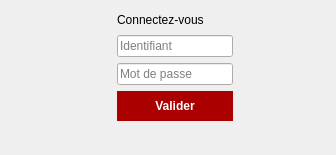
Before: the Qt Designer form login.ui in faugan2/star-grace, drawn with Qt 5.
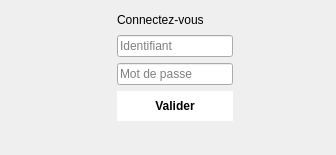
After: the same form once the commit is applied. Icons and pictures are not drawn.

Patch:
```diff
--- a/login.ui
+++ b/login.ui
@@ -80,8 +80,8 @@
      <item>
       <widget class="QPushButton" name="pushButton">
        <property name="styleSheet">
-        <string notr="true">background-color: rgb(170, 0, 0);
-color:white;
+        <string notr="true">background-color: white;
+color:black;
 border:none;
 padding:8px;
 font-weight:bold;
```
